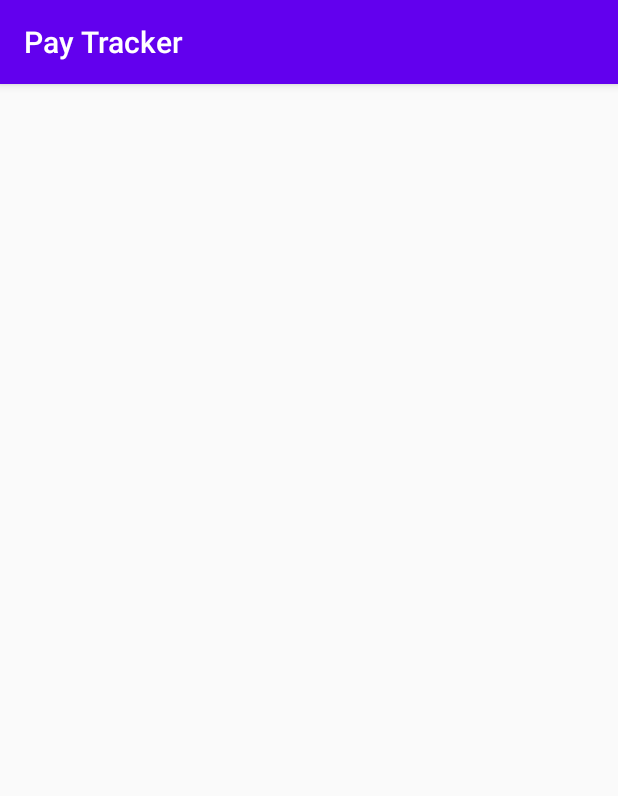
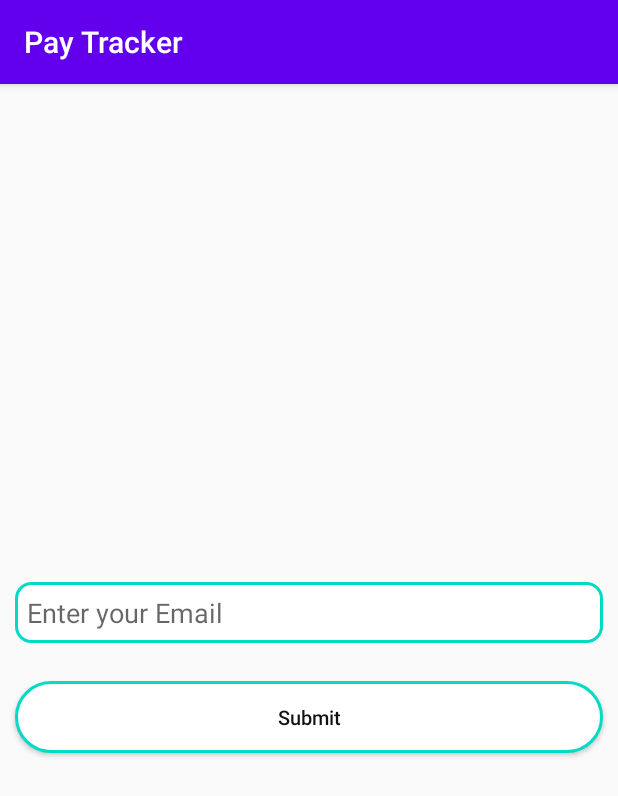
Before and after one commit to RathanSreeramoju/Pay-Tracker, an Android app: the ForgotPasswordActivity screen opened directly, with no data from a screen before it, on a phone screen of 412 x 824 dp. Shown: the top 796 px of the screen. Run offline under Robolectric (Android 15) with nearby library versions, the phone set to English and light mode, and no system bars; our stand-ins replace sdp/ssp sizes.

Commit message:
layout created for forgot password

```diff
--- a/app/src/main/res/layout/activity_forgot_password.xml
+++ b/app/src/main/res/layout/activity_forgot_password.xml
@@ -1,9 +1,33 @@
 <?xml version="1.0" encoding="utf-8"?>
-<androidx.constraintlayout.widget.ConstraintLayout xmlns:android="http://schemas.android.com/apk/res/android"
-    xmlns:app="http://schemas.android.com/apk/res-auto"
-    xmlns:tools="http://schemas.android.com/tools"
+<LinearLayout xmlns:android="http://schemas.android.com/apk/res/android"
+    android:gravity="center"
+    android:orientation="vertical"
     android:layout_width="match_parent"
-    android:layout_height="match_parent"
-    tools:context=".ForgotPasswordActivity">
+    android:layout_height="match_parent">
 
-</androidx.constraintlayout.widget.ConstraintLayout>
+    <EditText
+        android:id="@+id/et_enter_email"
+        android:hint="Enter your Email"
+        android:padding="@dimen/_8sdp"
+        android:background="@drawable/edittext_rounded"
+        android:layout_marginTop="@dimen/_10sdp"
+        android:layout_marginLeft="@dimen/_10sdp"
+        android:layout_marginRight="@dimen/_10sdp"
+        android:layout_width="match_parent"
+        android:layout_height="wrap_content" />
+
+    <Button
+        android:id="@+id/bt_submit"
+        android:text="Submit"
+        android:padding="@dimen/_10sdp"
+        android:textSize="@dimen/_13sdp"
+        android:textColor="#111111"
+        android:textAllCaps="false"
+        android:layout_marginTop="@dimen/_25sdp"
+        android:layout_marginLeft="@dimen/_10sdp"
+        android:layout_marginRight="@dimen/_10sdp"
+        android:background="@drawable/button_rounded3"
+        android:layout_width="match_parent"
+        android:layout_height="wrap_content"/>
+
+</LinearLayout>
```
